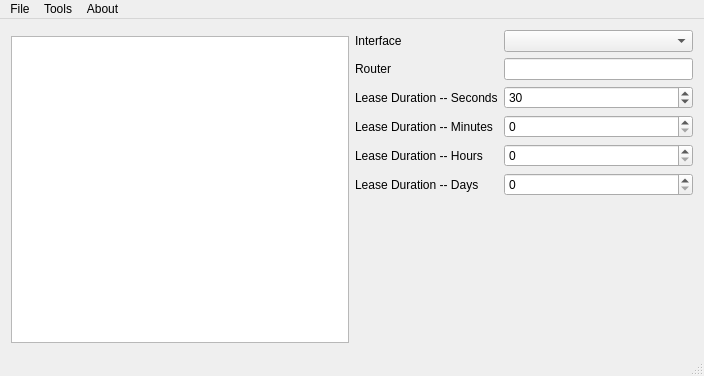
Above: window_main.ui from justinmcbride/qt_dhcp_server before the change. Below: the same form after it.
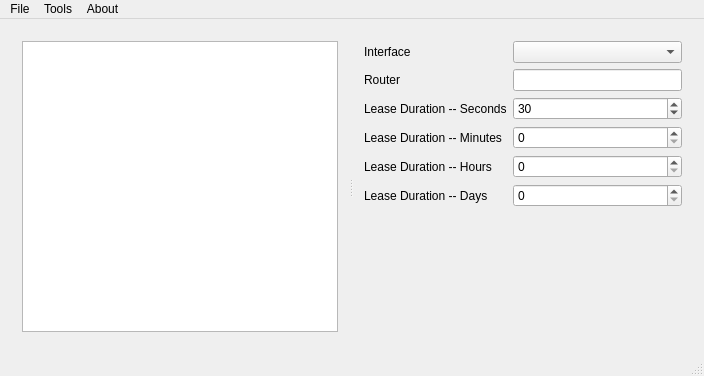
That is the form after the change. Custom widgets are drawn as their Qt base class.

The edit to the form file:
```diff
--- a/window_main.ui
+++ b/window_main.ui
@@ -14,9 +14,17 @@
    <string>MainWindow</string>
   </property>
   <widget class="QWidget" name="centralWidget">
-   <layout class="QHBoxLayout" name="horizontalLayout">
+   <layout class="QVBoxLayout" name="verticalLayout">
     <item>
+     <widget class="QSplitter" name="splitter">
+      <property name="orientation">
+       <enum>Qt::Horizontal</enum>
+      </property>
+      <widget class="QWidget" name="">
      <layout class="QVBoxLayout" name="layout_left">
+        <property name="spacing">
+         <number>0</number>
+        </property>
       <item>
        <widget class="FormAssignments" name="assignments" native="true"/>
       </item>
@@ -28,8 +36,8 @@
        </widget>
       </item>
      </layout>
-    </item>
-    <item>
+      </widget>
+      <widget class="QWidget" name="">
      <layout class="QVBoxLayout" name="layout_right">
       <item>
        <layout class="QFormLayout" name="formLayout">
@@ -124,6 +132,8 @@
        </layout>
       </item>
      </layout>
+      </widget>
+     </widget>
     </item>
    </layout>
   </widget>
```
Lines whose indentation alone changed are shown as unchanged.
